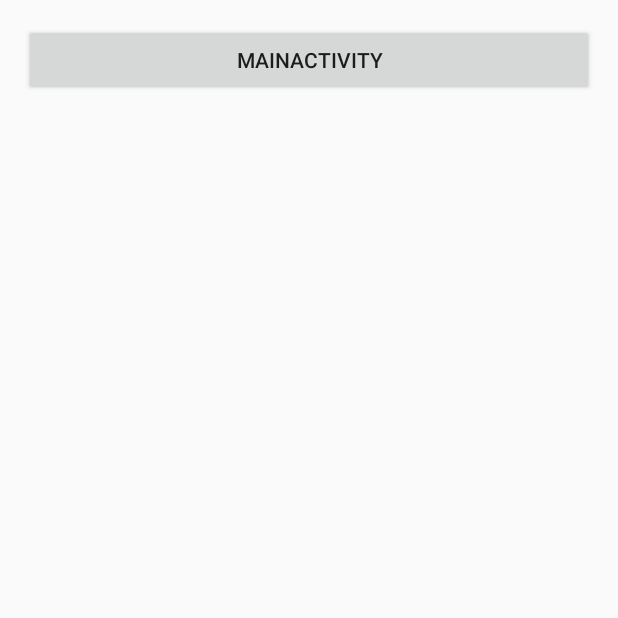
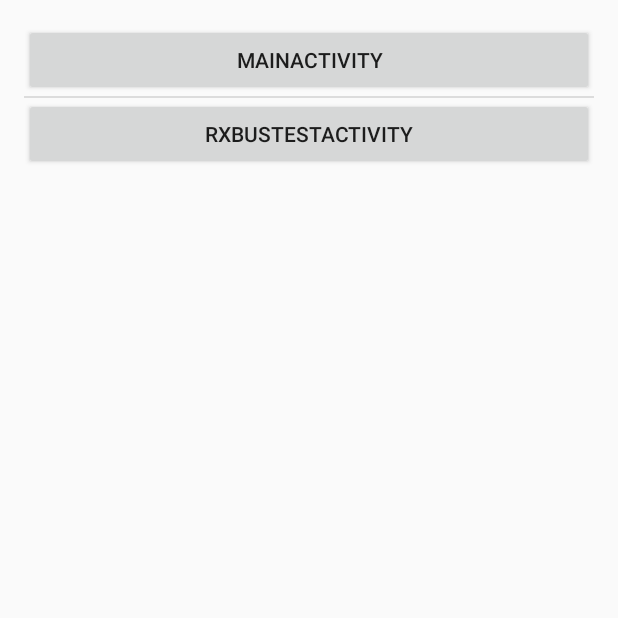
Before and after one commit to cpiz/AndroidDemos, an Android app: the screen it shows after launch (MainActivity), after a tap on "MAINACTIVITY", on a phone screen of 412 x 824 dp, the top half of it. Run offline under Robolectric (Android 15) with nearby library versions, the phone set to English and light mode, and no system bars.

Commit message:
Implement a light event bus with RxJava & RxAndroid

```diff
--- a/app/build.gradle
+++ b/app/build.gradle
@@ -22,4 +22,7 @@ android {
 dependencies {
     compile fileTree(dir: 'libs', include: ['*.jar'])
     compile 'com.android.support:appcompat-v7:22.2.0'
+
+    compile 'io.reactivex:rxjava:1.0.13'
+    compile 'io.reactivex:rxandroid:0.25.0'
 }
--- a/app/src/main/java/com/cpiz/android/demos/view/MainActivity.java
+++ b/app/src/main/java/com/cpiz/android/playground/view/MainActivity.java
@@ -1,5 +1,6 @@
-package com.cpiz.android.demos.view;
+package com.cpiz.android.playground.view;
 
+import android.app.Activity;
 import android.app.ListActivity;
 import android.content.Intent;
 import android.os.Bundle;
@@ -10,38 +11,48 @@ import android.view.ViewGroup;
 import android.widget.BaseAdapter;
 import android.widget.Button;
 
-import com.cpiz.androidplayground.R;
+import com.cpiz.android.playground.R;
 
 import java.util.ArrayList;
 import java.util.List;
 
 public class MainActivity extends ListActivity {
 
-    class DemoAction {
-        public DemoAction(String name, Runnable action) {
+    class TestAction {
+        public TestAction(String name, Runnable action) {
             this.name = name;
             this.action = action;
+        }
+
+        public TestAction(final Class<?> cls) {
+            this.name = cls.getSimpleName();
+            this.action = new Runnable() {
+                @Override
+                public void run() {
+                    startActivity(new Intent(MainActivity.this, cls));
+                }
+            };
         }
 
         String name;
         Runnable action;
     }
 
-    private List<DemoAction> demoActions = new ArrayList<>();
+    private List<TestAction> mTestActions = new ArrayList<>();
     BaseAdapter adapter = new BaseAdapter() {
         @Override
         public int getCount() {
-            return demoActions.size();
+            return mTestActions.size();
         }
 
         @Override
-        public DemoAction getItem(int position) {
-            return demoActions.get(position);
+        public TestAction getItem(int position) {
+            return mTestActions.get(position);
         }
 
         @Override
         public long getItemId(int position) {
-            return demoActions.get(position).hashCode();
+            return mTestActions.get(position).hashCode();
         }
 
         @Override
@@ -66,9 +77,17 @@ public class MainActivity extends ListActivity {
     protected void onCreate(Bundle savedInstanceState) {
         super.onCreate(savedInstanceState);
         setContentView(R.layout.main_activity);
-        initDemoActivities();
+        initTestActions();
         setListAdapter(adapter);
         adapter.notifyDataSetChanged();
+    }
+
+    /**
+     * 在这定义要试验的功能，或启动新的 ACTIVITY
+     */
+    private void initTestActions() {
+        mTestActions.add(new TestAction(MainActivity.class));
+        mTestActions.add(new TestAction(RxBusTestActivity.class));
     }
 
     @Override
@@ -92,16 +111,4 @@ public class MainActivity extends ListActivity {
 
         return super.onOptionsItemSelected(item);
     }
-
-    /**
-     * 在这定义要试验的功能，或启动新的SUB DEMO ACTIVITY
-     */
-    private void initDemoActivities() {
-        demoActions.add(new DemoAction("MainActivity", new Runnable() {
-            @Override
-            public void run() {
-                startActivity(new Intent(MainActivity.this, MainActivity.class));
-            }
-        }));
-    }
 }
--- a/app/src/main/res/values-w820dp/dimens.xml
+++ /dev/null
@@ -1,6 +0,0 @@
-<resources>
-    <!-- Example customization of dimensions originally defined in res/values/dimens.xml
-         (such as screen margins) for screens with more than 820dp of available width. This
-         would include 7" and 10" devices in landscape (~960dp and ~1280dp respectively). -->
-    <dimen name="activity_horizontal_margin">64dp</dimen>
-</resources>
```
Also changed, not shown: app/src/main/AndroidManifest.xml (+10 -7 lines), app/src/main/java/com/cpiz/android/playground/view/RxBusTestActivity.java (added, +78 -0 lines), app/src/main/java/com/cpiz/android/playground/view/SimpleTestActivity.java (added, +68 -0 lines), app/src/main/java/com/cpiz/android/utils/RxBus.java (added, +81 -0 lines), app/src/main/res/drawable/edit_text_bg.xml (added, +8 -0 lines), app/src/main/res/layout/button_text_activity.xml (added, +23 -0 lines), 2 other files.
